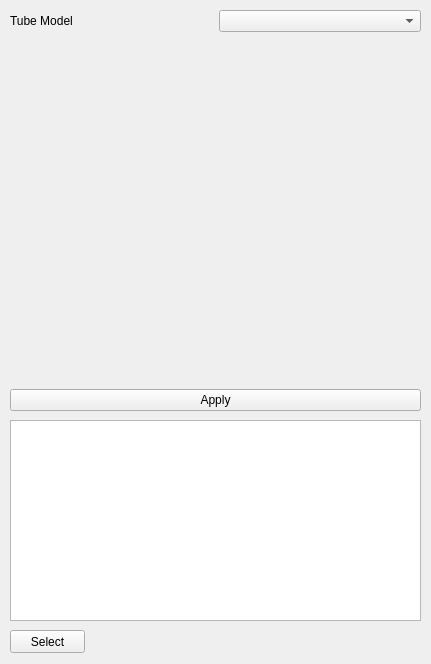
This is Plugins/Mipf_Plugin_VMTKTools/CenterLineExtractView.ui in linson7017/MIPF as Qt 5 draws it before an edit. The edited form follows.
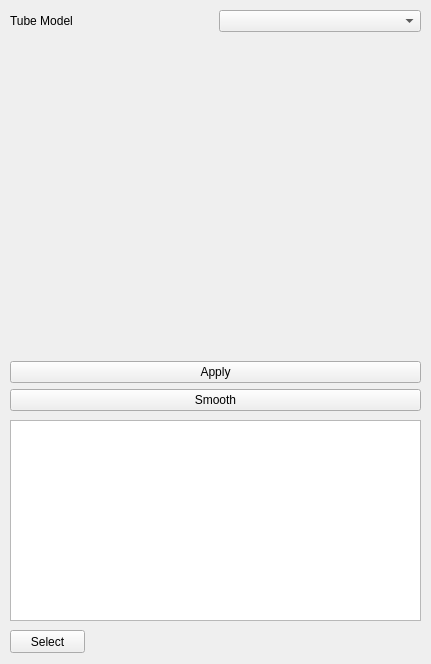
This is the edited form. Custom widgets are drawn as their Qt base class.

The edit to the form file:
```diff
--- a/Plugins/Mipf_Plugin_VMTKTools/CenterLineExtractView.ui
+++ b/Plugins/Mipf_Plugin_VMTKTools/CenterLineExtractView.ui
@@ -47,6 +47,13 @@
       </property>
      </widget>
     </item>
+    <item>
+     <widget class="QPushButton" name="SmoothBtn">
+      <property name="text">
+       <string>Smooth</string>
+      </property>
+     </widget>
+    </item>
    </layout>
   </widget>
   <widget class="QmitkPointListView" name="EndPointList">
```
